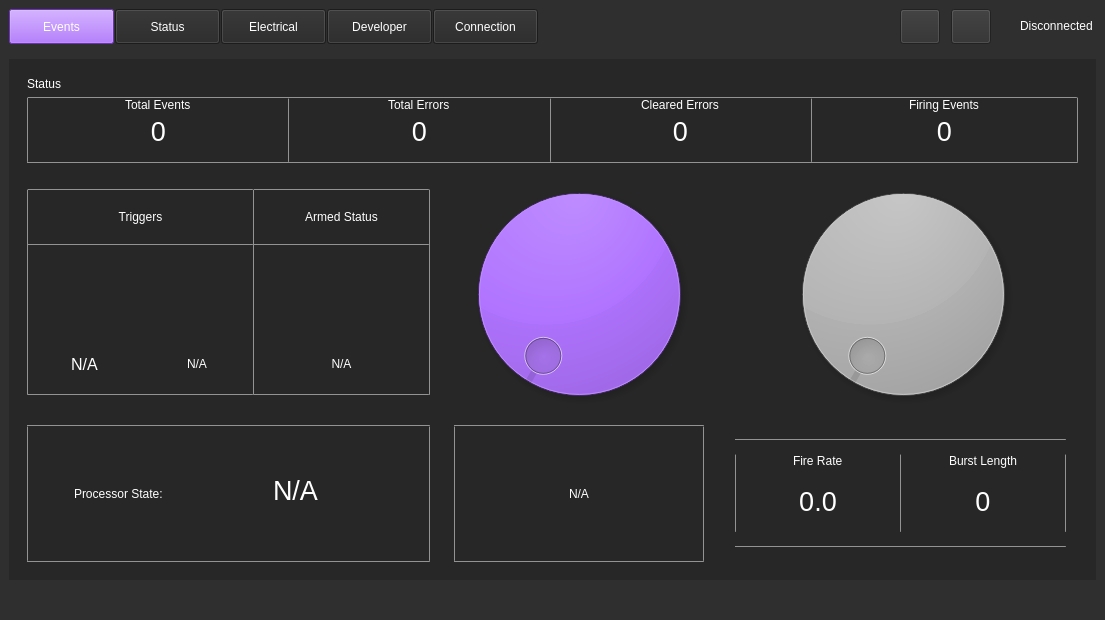
First picture: the form in weapon-system-support-software/mainwindow.ui, repository Team-Controller-NAU/Controller, before the edit.
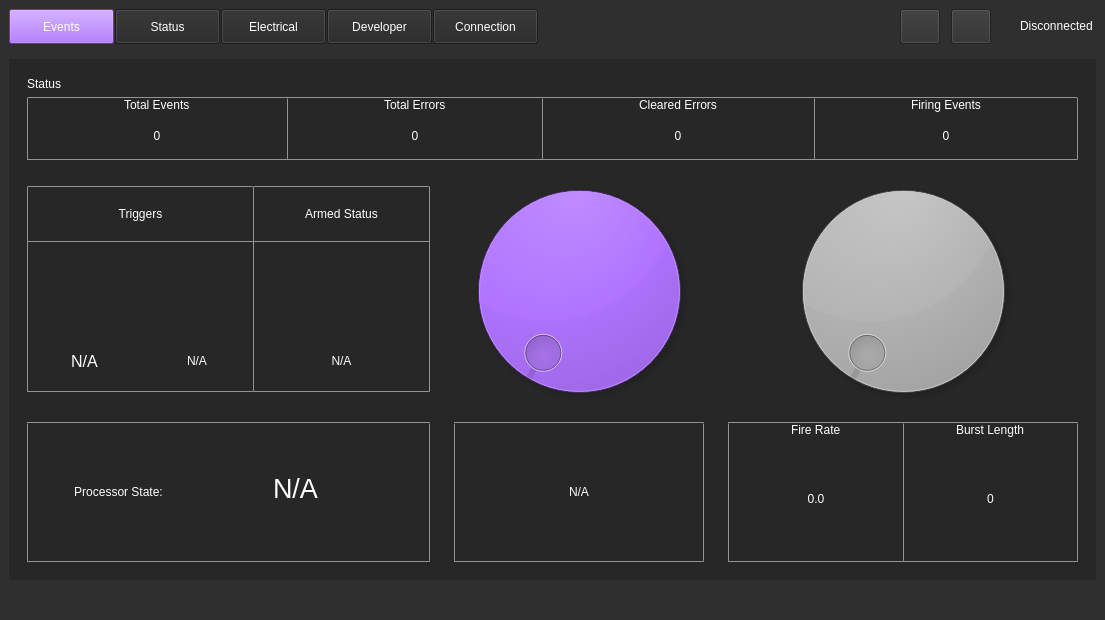
Second picture: the form after the edit. The open tabs and pages were chosen to show the change. Icons and pictures are not drawn. Custom widgets are drawn as their Qt base class.

Commit message: changed gui elements to qlabel to increase efficiency. added stronger constants usage to updateStatusDisplay

```diff
--- a/weapon-system-support-software/mainwindow.ui
+++ b/weapon-system-support-software/mainwindow.ui
@@ -3117,44 +3117,6 @@
                  </property>
                 </widget>
                </item>
-               <item row="2" column="15">
-                <widget class="QTextEdit" name="firingEventsOutput">
-                 <property name="sizePolicy">
-                  <sizepolicy hsizetype="Fixed" vsizetype="Fixed">
-                   <horstretch>0</horstretch>
-                   <verstretch>0</verstretch>
-                  </sizepolicy>
-                 </property>
-                 <property name="minimumSize">
-                  <size>
-                   <width>185</width>
-                   <height>50</height>
-                  </size>
-                 </property>
-                 <property name="maximumSize">
-                  <size>
-                   <width>185</width>
-                   <height>50</height>
-                  </size>
-                 </property>
-                 <property name="styleSheet">
-                  <string notr="true">color: rgb(255, 255, 255);
-background-color: rgb(39, 39, 39);
-border: none;
-font: 20pt &quot;Segoe UI&quot;;</string>
-                 </property>
-                 <property name="html">
-                  <string>&lt;!DOCTYPE HTML PUBLIC &quot;-//W3C//DTD HTML 4.0//EN&quot; &quot;http://www.w3.org/TR/REC-html40/strict.dtd&quot;&gt;
-&lt;html&gt;&lt;head&gt;&lt;meta name=&quot;qrichtext&quot; content=&quot;1&quot; /&gt;&lt;meta charset=&quot;utf-8&quot; /&gt;&lt;style type=&quot;text/css&quot;&gt;
-p, li { white-space: pre-wrap; }
-hr { height: 1px; border-width: 0; }
-li.unchecked::marker { content: &quot;\2610&quot;; }
-li.checked::marker { content: &quot;\2612&quot;; }
-&lt;/style&gt;&lt;/head&gt;&lt;body style=&quot; font-family:'Segoe UI'; font-size:20pt; font-weight:400; font-style:normal;&quot;&gt;
-&lt;p align=&quot;center&quot; style=&quot; margin-top:0px; margin-bottom:0px; margin-left:0px; margin-right:0px; -qt-block-indent:0; text-indent:0px;&quot;&gt;0&lt;/p&gt;&lt;/body&gt;&lt;/html&gt;</string>
-                 </property>
-                </widget>
-               </item>
                <item row="1" column="2" alignment="Qt::AlignHCenter">
                 <widget class="QLabel" name="statusEventLabel">
                  <property name="sizePolicy">
@@ -3178,53 +3140,6 @@
                  </property>
                 </widget>
                </item>
-               <item row="2" column="2">
-                <widget class="QTextEdit" name="statusEventOutput">
-                 <property name="enabled">
-                  <bool>true</bool>
-                 </property>
-                 <property name="sizePolicy">
-                  <sizepolicy hsizetype="Fixed" vsizetype="Fixed">
-                   <horstretch>0</horstretch>
-                   <verstretch>0</verstretch>
-                  </sizepolicy>
-                 </property>
-                 <property name="minimumSize">
-                  <size>
-                   <width>185</width>
-                   <height>50</height>
-                  </size>
-                 </property>
-                 <property name="maximumSize">
-                  <size>
-                   <width>185</width>
-                   <height>50</height>
-                  </size>
-                 </property>
-                 <property name="contextMenuPolicy">
-                  <enum>Qt::NoContextMenu</enum>
-                 </property>
-                 <property name="styleSheet">
-                  <string notr="true">color: rgb(255, 255, 255);
-background-color: rgb(39, 39, 39);
-border: none;
-font: 20pt &quot;Segoe UI&quot;;</string>
-                 </property>
-                 <property name="readOnly">
-                  <bool>true</bool>
-                 </property>
-                 <property name="html">
-                  <string>&lt;!DOCTYPE HTML PUBLIC &quot;-//W3C//DTD HTML 4.0//EN&quot; &quot;http://www.w3.org/TR/REC-html40/strict.dtd&quot;&gt;
-&lt;html&gt;&lt;head&gt;&lt;meta name=&quot;qrichtext&quot; content=&quot;1&quot; /&gt;&lt;meta charset=&quot;utf-8&quot; /&gt;&lt;style type=&quot;text/css&quot;&gt;
-p, li { white-space: pre-wrap; }
-hr { height: 1px; border-width: 0; }
-li.unchecked::marker { content: &quot;\2610&quot;; }
-li.checked::marker { content: &quot;\2612&quot;; }
-&lt;/style&gt;&lt;/head&gt;&lt;body style=&quot; font-family:'Segoe UI'; font-size:20pt; font-weight:400; font-style:normal;&quot;&gt;
-&lt;p align=&quot;center&quot; style=&quot; margin-top:0px; margin-bottom:0px; margin-left:0px; margin-right:0px; -qt-block-indent:0; text-indent:0px;&quot;&gt;0&lt;/p&gt;&lt;/body&gt;&lt;/html&gt;</string>
-                 </property>
-                </widget>
-               </item>
                <item row="1" column="7" alignment="Qt::AlignHCenter">
                 <widget class="QLabel" name="statusErrorLabel">
                  <property name="sizePolicy">
@@ -3265,96 +3180,67 @@
                  </property>
                 </widget>
                </item>
+               <item row="2" column="2">
+                <widget class="QLabel" name="statusEventOutput">
+                 <property name="styleSheet">
+                  <string notr="true">color: rgb(255, 255, 255);
+background-color: rgb(39, 39, 39);
+border: none;
+font: 20pt &quot;Segoe UI&quot;;</string>
+                 </property>
+                 <property name="text">
+                  <string>0</string>
+                 </property>
+                 <property name="alignment">
+                  <set>Qt::AlignCenter</set>
+                 </property>
+                </widget>
+               </item>
                <item row="2" column="7">
-                <widget class="QTextEdit" name="statusErrorOutput">
-                 <property name="enabled">
-                  <bool>true</bool>
-                 </property>
-                 <property name="sizePolicy">
-                  <sizepolicy hsizetype="Fixed" vsizetype="Fixed">
-                   <horstretch>0</horstretch>
-                   <verstretch>0</verstretch>
-                  </sizepolicy>
-                 </property>
-                 <property name="minimumSize">
-                  <size>
-                   <width>185</width>
-                   <height>50</height>
-                  </size>
-                 </property>
-                 <property name="maximumSize">
-                  <size>
-                   <width>185</width>
-                   <height>50</height>
-                  </size>
-                 </property>
-                 <property name="contextMenuPolicy">
-                  <enum>Qt::NoContextMenu</enum>
-                 </property>
+                <widget class="QLabel" name="statusErrorOutput">
                  <property name="styleSheet">
                   <string notr="true">color: rgb(255, 255, 255);
 background-color: rgb(39, 39, 39);
 border: none;
 font: 20pt &quot;Segoe UI&quot;;</string>
                  </property>
-                 <property name="readOnly">
-                  <bool>true</bool>
+                 <property name="text">
+                  <string>0</string>
                  </property>
-                 <property name="html">
-                  <string>&lt;!DOCTYPE HTML PUBLIC &quot;-//W3C//DTD HTML 4.0//EN&quot; &quot;http://www.w3.org/TR/REC-html40/strict.dtd&quot;&gt;
-&lt;html&gt;&lt;head&gt;&lt;meta name=&quot;qrichtext&quot; content=&quot;1&quot; /&gt;&lt;meta charset=&quot;utf-8&quot; /&gt;&lt;style type=&quot;text/css&quot;&gt;
-p, li { white-space: pre-wrap; }
-hr { height: 1px; border-width: 0; }
-li.unchecked::marker { content: &quot;\2610&quot;; }
-li.checked::marker { content: &quot;\2612&quot;; }
-&lt;/style&gt;&lt;/head&gt;&lt;body style=&quot; font-family:'Segoe UI'; font-size:20pt; font-weight:400; font-style:normal;&quot;&gt;
-&lt;p align=&quot;center&quot; style=&quot; margin-top:0px; margin-bottom:0px; margin-left:0px; margin-right:0px; -qt-block-indent:0; text-indent:0px;&quot;&gt;0&lt;/p&gt;&lt;/body&gt;&lt;/html&gt;</string>
+                 <property name="alignment">
+                  <set>Qt::AlignCenter</set>
                  </property>
                 </widget>
                </item>
                <item row="2" column="11">
-                <widget class="QTextEdit" name="statusClearedErrors">
-                 <property name="sizePolicy">
-                  <sizepolicy hsizetype="Fixed" vsizetype="Fixed">
-                   <horstretch>0</horstretch>
-                   <verstretch>0</verstretch>
-                  </sizepolicy>
+                <widget class="QLabel" name="statusClearedErrors">
+                 <property name="styleSheet">
+                  <string notr="true">color: rgb(255, 255, 255);
+background-color: rgb(39, 39, 39);
+border: none;
+font: 20pt &quot;Segoe UI&quot;;</string>
                  </property>
-                 <property name="minimumSize">
-                  <size>
-                   <width>185</width>
-                   <height>50</height>
-                  </size>
+                 <property name="text">
+                  <string>0</string>
                  </property>
-                 <property name="maximumSize">
-                  <size>
-                   <width>185</width>
-                   <height>50</height>
-                  </size>
+                 <property name="alignment">
+                  <set>Qt::AlignCenter</set>
                  </property>
+                </widget>
+               </item>
+               <item row="2" column="15">
+                <widget class="QLabel" name="firingEventsOutput">
                  <property name="styleSheet">
                   <string notr="true">color: rgb(255, 255, 255);
 background-color: rgb(39, 39, 39);
 border: none;
 font: 20pt &quot;Segoe UI&quot;;</string>
                  </property>
-                 <property name="readOnly">
-                  <bool>true</bool>
+                 <property name="text">
+                  <string>0</string>
                  </property>
-                 <property name="markdown">
-                  <string>0
-
-</string>
-                 </property>
-                 <property name="html">
-                  <string>&lt;!DOCTYPE HTML PUBLIC &quot;-//W3C//DTD HTML 4.0//EN&quot; &quot;http://www.w3.org/TR/REC-html40/strict.dtd&quot;&gt;
-&lt;html&gt;&lt;head&gt;&lt;meta name=&quot;qrichtext&quot; content=&quot;1&quot; /&gt;&lt;meta charset=&quot;utf-8&quot; /&gt;&lt;style type=&quot;text/css&quot;&gt;
-p, li { white-space: pre-wrap; }
-hr { height: 1px; border-width: 0; }
-li.unchecked::marker { content: &quot;\2610&quot;; }
-li.checked::marker { content: &quot;\2612&quot;; }
-&lt;/style&gt;&lt;/head&gt;&lt;body style=&quot; font-family:'Segoe UI'; font-size:20pt; font-weight:400; font-style:normal;&quot;&gt;
-&lt;p align=&quot;center&quot; style=&quot; margin-top:13px; margin-bottom:13px; margin-left:0px; margin-right:0px; -qt-block-indent:0; text-indent:0px;&quot;&gt;0&lt;/p&gt;&lt;/body&gt;&lt;/html&gt;</string>
+                 <property name="alignment">
+                  <set>Qt::AlignCenter</set>
                  </property>
                 </widget>
                </item>
@@ -3449,55 +3335,6 @@
                  </property>
                 </widget>
                </item>
-               <item row="2" column="1">
-                <widget class="QTextEdit" name="fireRateOutput">
-                 <property name="enabled">
-                  <bool>true</bool>
-                 </property>
-                 <property name="sizePolicy">
-                  <sizepolicy hsizetype="Fixed" vsizetype="Fixed">
-                   <horstretch>0</horstretch>
-                   <verstretch>0</verstretch>
-                  </sizepolicy>
-                 </property>
-                 <property name="minimumSize">
-                  <size>
-                   <width>100</width>
-                   <height>50</height>
-                  </size>
-                 </property>
-                 <property name="maximumSize">
-                  <size>
-                   <width>150</width>
-                   <height>50</height>
-                  </size>
-                 </property>
-                 <property name="styleSheet">
-                  <string notr="true">color: rgb(255, 255, 255);
-background-color: rgb(39, 39, 39);
-border: none;
-font: 20pt &quot;Segoe UI&quot;;</string>
-                 </property>
-                 <property name="readOnly">
-                  <bool>true</bool>
-                 </property>
-                 <property name="markdown">
-                  <string>0.0
-
-</string>
-                 </property>
-                 <property name="html">
-                  <string>&lt;!DOCTYPE HTML PUBLIC &quot;-//W3C//DTD HTML 4.0//EN&quot; &quot;http://www.w3.org/TR/REC-html40/strict.dtd&quot;&gt;
-&lt;html&gt;&lt;head&gt;&lt;meta name=&quot;qrichtext&quot; content=&quot;1&quot; /&gt;&lt;meta charset=&quot;utf-8&quot; /&gt;&lt;style type=&quot;text/css&quot;&gt;
-p, li { white-space: pre-wrap; }
-hr { height: 1px; border-width: 0; }
-li.unchecked::marker { content: &quot;\2610&quot;; }
-li.checked::marker { content: &quot;\2612&quot;; }
-&lt;/style&gt;&lt;/head&gt;&lt;body style=&quot; font-family:'Segoe UI'; font-size:20pt; font-weight:400; font-style:normal;&quot;&gt;
-&lt;p align=&quot;center&quot; style=&quot; margin-top:13px; margin-bottom:13px; margin-left:0px; margin-right:0px; -qt-block-indent:0; text-indent:0px;&quot;&gt;0.0&lt;/p&gt;&lt;/body&gt;&lt;/html&gt;</string>
-                 </property>
-                </widget>
-               </item>
                <item row="3" column="0" colspan="5">
                 <widget class="Line" name="line_13">
                  <property name="sizePolicy">
@@ -3544,52 +3381,6 @@
                  </property>
                 </widget>
                </item>
-               <item row="2" column="3">
-                <widget class="QTextEdit" name="burstOutput">
-                 <property name="enabled">
-                  <bool>true</bool>
-                 </property>
-                 <property name="sizePolicy">
-                  <sizepolicy hsizetype="Fixed" vsizetype="Fixed">
-                   <horstretch>0</horstretch>
-                   <verstretch>0</verstretch>
-                  </sizepolicy>
-                 </property>
-                 <property name="minimumSize">
-                  <size>
-                   <width>100</width>
-                   <height>50</height>
-                  </size>
-                 </property>
-                 <property name="maximumSize">
-                  <size>
-                   <width>150</width>
-                   <height>50</height>
-                  </size>
-                 </property>
-                 <property name="styleSheet">
-                  <string notr="true">color: rgb(255, 255, 255);
-background-color: rgb(39, 39, 39);
-border: none;
-font: 20pt &quot;Segoe UI&quot;;</string>
-                 </property>
-                 <property name="markdown">
-                  <string>0
-
-</string>
-                 </property>
-                 <property name="html">
-                  <string>&lt;!DOCTYPE HTML PUBLIC &quot;-//W3C//DTD HTML 4.0//EN&quot; &quot;http://www.w3.org/TR/REC-html40/strict.dtd&quot;&gt;
-&lt;html&gt;&lt;head&gt;&lt;meta name=&quot;qrichtext&quot; content=&quot;1&quot; /&gt;&lt;meta charset=&quot;utf-8&quot; /&gt;&lt;style type=&quot;text/css&quot;&gt;
-p, li { white-space: pre-wrap; }
-hr { height: 1px; border-width: 0; }
-li.unchecked::marker { content: &quot;\2610&quot;; }
-li.checked::marker { content: &quot;\2612&quot;; }
-&lt;/style&gt;&lt;/head&gt;&lt;body style=&quot; font-family:'Segoe UI'; font-size:20pt; font-weight:400; font-style:normal;&quot;&gt;
-&lt;p align=&quot;center&quot; style=&quot; margin-top:13px; margin-bottom:13px; margin-left:0px; margin-right:0px; -qt-block-indent:0; text-indent:0px;&quot;&gt;0&lt;/p&gt;&lt;/body&gt;&lt;/html&gt;</string>
-                 </property>
-                </widget>
-               </item>
                <item row="1" column="3" alignment="Qt::AlignHCenter">
                 <widget class="QLabel" name="burstLabel_2">
                  <property name="sizePolicy">
@@ -3665,6 +3456,38 @@
                  </property>
                 </widget>
                </item>
+               <item row="2" column="1">
+                <widget class="QLabel" name="fireRateOutput">
+                 <property name="styleSheet">
+                  <string notr="true">color: rgb(255, 255, 255);
+background-color: rgb(39, 39, 39);
+border: none;
+font: 20pt &quot;Segoe UI&quot;;</string>
+                 </property>
+                 <property name="text">
+                  <string>0.0</string>
+                 </property>
+                 <property name="alignment">
+                  <set>Qt::AlignCenter</set>
+                 </property>
+                </widget>
+               </item>
+               <item row="2" column="3">
+                <widget class="QLabel" name="burstOutput">
+                 <property name="styleSheet">
+                  <string notr="true">color: rgb(255, 255, 255);
+background-color: rgb(39, 39, 39);
+border: none;
+font: 20pt &quot;Segoe UI&quot;;</string>
+                 </property>
+                 <property name="text">
+                  <string>0</string>
+                 </property>
+                 <property name="alignment">
+                  <set>Qt::AlignCenter</set>
+                 </property>
+                </widget>
+               </item>
               </layout>
              </item>
              <item row="0" column="0">
@@ -3816,6 +3639,9 @@
                  <property name="text">
                   <string>N/A</string>
                  </property>
+                 <property name="alignment">
+                  <set>Qt::AlignCenter</set>
+                 </property>
                 </widget>
                </item>
                <item row="1" column="2">
@@ -3913,6 +3739,9 @@
                  <property name="text">
                   <string>&lt;html&gt;&lt;head/&gt;&lt;body&gt;&lt;p align=&quot;center&quot;&gt;N/A&lt;/p&gt;&lt;/body&gt;&lt;/html&gt;</string>
                  </property>
+                 <property name="alignment">
+                  <set>Qt::AlignCenter</set>
+                 </property>
                 </widget>
                </item>
                <item row="4" column="2">
@@ -3936,6 +3765,9 @@
                  <property name="text">
                   <string>&lt;html&gt;&lt;head/&gt;&lt;body&gt;&lt;p align=&quot;center&quot;&gt;N/A&lt;/p&gt;&lt;/body&gt;&lt;/html&gt;</string>
                  </property>
+                 <property name="alignment">
+                  <set>Qt::AlignCenter</set>
+                 </property>
                 </widget>
                </item>
                <item row="0" column="5" rowspan="6">
@@ -4270,6 +4102,9 @@
                  <property name="text">
                   <string>&lt;html&gt;&lt;head/&gt;&lt;body&gt;&lt;p align=&quot;center&quot;&gt;N/A&lt;/p&gt;&lt;/body&gt;&lt;/html&gt;</string>
                  </property>
+                 <property name="alignment">
+                  <set>Qt::AlignCenter</set>
+                 </property>
                 </widget>
                </item>
                <item row="0" column="4">
@@ -4439,6 +4274,9 @@
                  <property name="text">
                   <string>Processor State:</string>
                  </property>
+                 <property name="alignment">
+                  <set>Qt::AlignCenter</set>
+                 </property>
                 </widget>
                </item>
                <item row="1" column="3">
```
Left out of the diff: 364 changed lines with no effect on the pictures. The commit also changes 3 other files.
